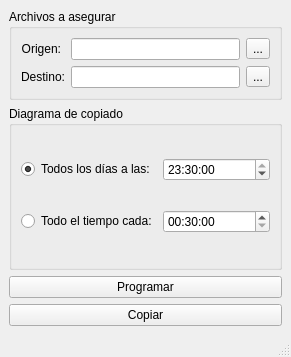
Qt form backup.ui (mdvico/BUS-BackUpSimple) before a commit.
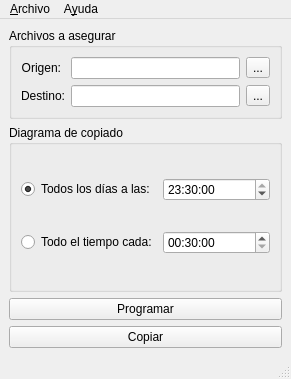
The same form after that commit. Icons and pictures are not drawn.

The edit to the form file:
```diff
--- a/backup.ui
+++ b/backup.ui
@@ -7,7 +7,7 @@
     <x>0</x>
     <y>0</y>
     <width>291</width>
-    <height>357</height>
+    <height>379</height>
    </rect>
   </property>
   <property name="windowTitle">
@@ -156,9 +156,24 @@
      <x>0</x>
      <y>0</y>
      <width>291</width>
-     <height>28</height>
+     <height>30</height>
     </rect>
    </property>
+   <widget class="QMenu" name="menuArchivo">
+    <property name="title">
+     <string>&amp;Archivo</string>
+    </property>
+    <addaction name="actionSalir"/>
+   </widget>
+   <widget class="QMenu" name="menuAyuda">
+    <property name="title">
+     <string>A&amp;yuda</string>
+    </property>
+    <addaction name="action"/>
+    <addaction name="actionAcerca_de"/>
+   </widget>
+   <addaction name="menuArchivo"/>
+   <addaction name="menuAyuda"/>
   </widget>
   <widget class="QStatusBar" name="statusbar"/>
  </widget>
```
Left out of the diff: 27 changed lines with no effect on the pictures.
